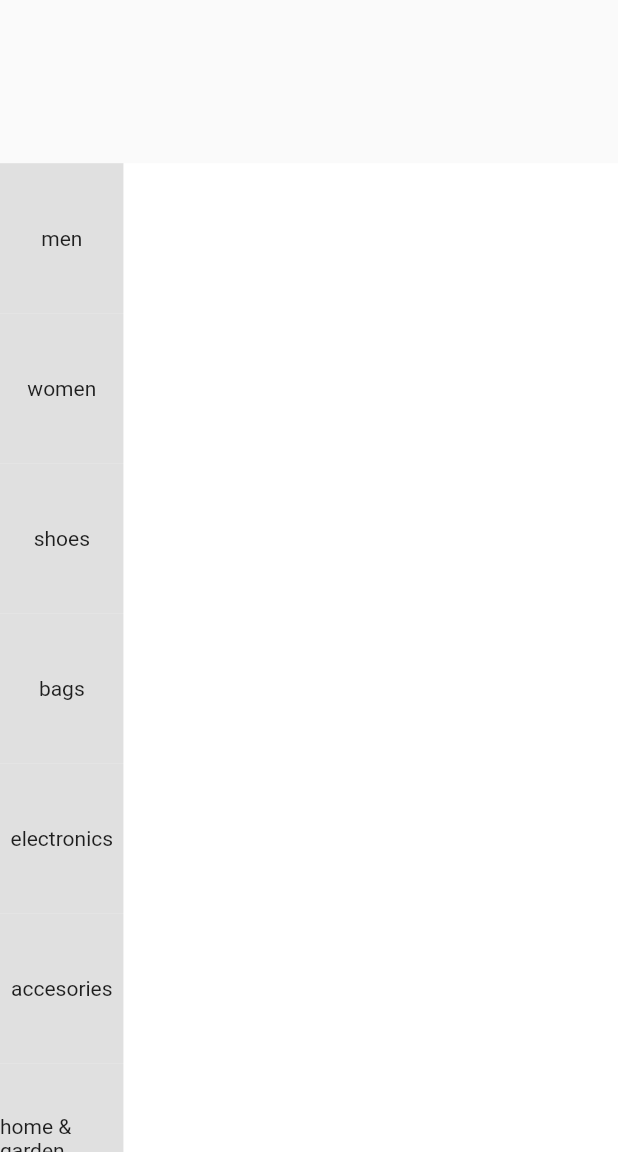
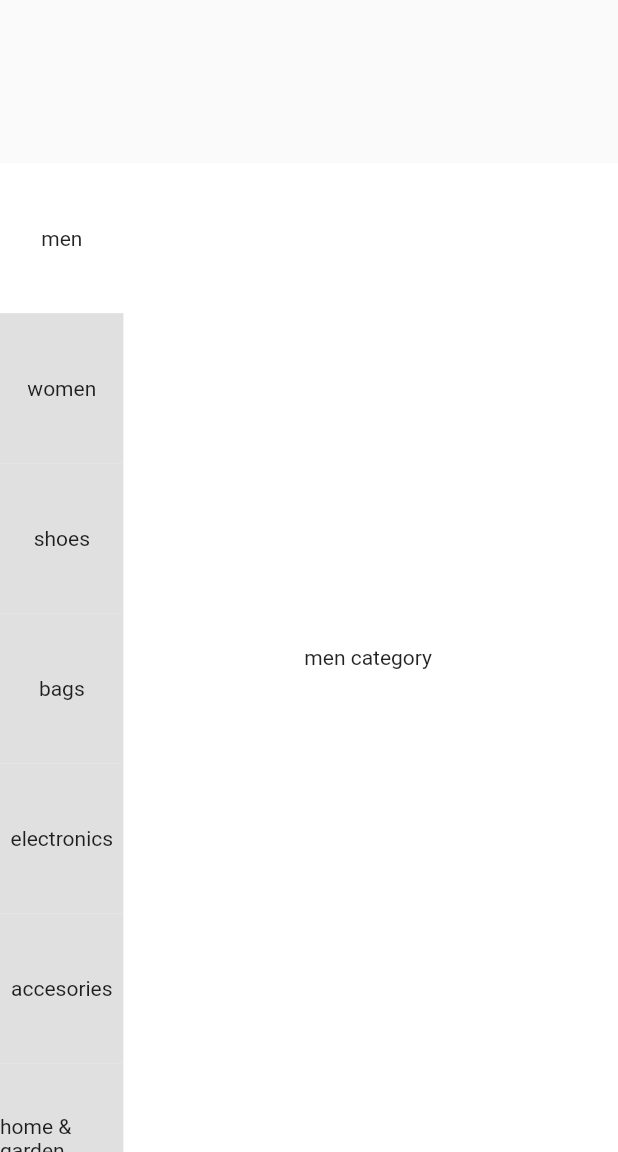
Before and after one commit to robertotonde/mulitistore_firebase_app, a Flutter app: the CategoryScreen screen opened directly, on a phone screen of 412 x 824 dp, the part 84-1236 px from its top. Run offline on Flutter 3.47's test engine with Material 2 defaults, Android fonts, the phone set to English and light mode, and no system bars.

Commit message:
category changes view and side navigator

```diff
--- a/lib/main_screens/category.dart
+++ b/lib/main_screens/category.dart
@@ -21,6 +21,20 @@ class CategoryScreen extends StatefulWidget {
 }
 
 class _CategoryScreenState extends State<CategoryScreen> {
+  final PageController _pageController = PageController();
+
+  @override
+  void initState() {
+    for (var element in items) {
+      element.isSelected = false;
+    }
+    setState(() {
+      items[0].isSelected = true;
+    });
+
+    super.initState();
+  }
+
   @override
   Widget build(BuildContext context) {
     var size = MediaQuery.of(context).size;
@@ -49,12 +63,15 @@ class _CategoryScreenState extends State<CategoryScreen> {
           itemBuilder: (context, index) {
             return GestureDetector(
               onTap: () {
-                for (var element in items) {
-                  element.isSelected = false;
-                }
-                setState(() {
-                  items[index].isSelected = true;
-                });
+                _pageController.animateToPage(index,
+                    duration: const Duration(milliseconds: 100),
+                    curve: Curves.bounceInOut);
+                // for (var element in items) {
+                //   element.isSelected = false;
+                // }
+                // setState(() {
+                //   items[index].isSelected = true;
+                // });
               },
               child: Container(
                   color: items[index].isSelected == true
@@ -72,6 +89,47 @@ class _CategoryScreenState extends State<CategoryScreen> {
       height: size.height * 0.8,
       width: size.width * 0.8,
       color: Colors.white,
+      child: PageView(
+        controller: _pageController,
+        onPageChanged: (value) {
+          for (var element in items) {
+            element.isSelected = false;
+          }
+          setState(() {
+            items[value].isSelected = true;
+          });
+        },
+        scrollDirection: Axis.vertical,
+        children: const [
+          Center(
+            child: Text('men category '),
+          ),
+          Center(
+            child: Text('women category '),
+          ),
+          Center(
+            child: Text('shoes category '),
+          ),
+          Center(
+            child: Text('bags category '),
+          ),
+          Center(
+            child: Text(' electronics category '),
+          ),
+          Center(
+            child: Text('accesories category '),
+          ),
+          Center(
+            child: Text('home & garden category '),
+          ),
+          Center(
+            child: Text('kids category '),
+          ),
+          Center(
+            child: Text('beauty category '),
+          ),
+        ],
+      ),
     );
   }
 }
```
